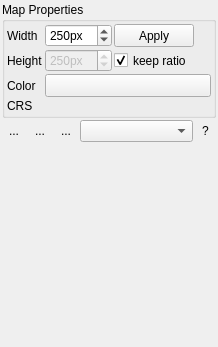
Before: the Qt Designer form timeseriesviewer/ui/mapviewdock.ui in jakimowb/eo-time-series-viewer, drawn with Qt 5.
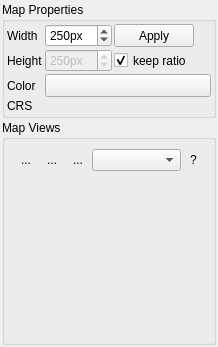
After: the same form once the commit is applied. Icons and pictures are not drawn. Custom widgets are drawn as their Qt base class.

Commit message: better screenshot updates refactoring MapView dock

Diff of the .ui file:
```diff
--- a/timeseriesviewer/ui/mapviewdock.ui
+++ b/timeseriesviewer/ui/mapviewdock.ui
@@ -12,8 +12,8 @@
   </property>
   <property name="minimumSize">
    <size>
-    <width>170</width>
-    <height>72</height>
+    <width>190</width>
+    <height>171</height>
    </size>
   </property>
   <property name="windowTitle">
@@ -322,6 +322,24 @@
      </widget>
     </item>
     <item>
+     <widget class="QgsCollapsibleGroupBox" name="gbMapViews">
+      <property name="sizePolicy">
+       <sizepolicy hsizetype="Preferred" vsizetype="Preferred">
+        <horstretch>0</horstretch>
+        <verstretch>1</verstretch>
+       </sizepolicy>
+      </property>
+      <property name="minimumSize">
+       <size>
+        <width>0</width>
+        <height>0</height>
+       </size>
+      </property>
+      <property name="title">
+       <string>Map Views</string>
+      </property>
+      <layout class="QVBoxLayout" name="verticalLayout_2">
+       <item>
      <widget class="QFrame" name="BVButtonList">
       <property name="sizePolicy">
        <sizepolicy hsizetype="Preferred" vsizetype="Preferred">
@@ -477,6 +495,22 @@
        </size>
       </property>
      </widget>
+       </item>
+      </layout>
+     </widget>
+    </item>
+    <item>
+     <spacer name="verticalSpacer">
+      <property name="orientation">
+       <enum>Qt::Vertical</enum>
+      </property>
+      <property name="sizeHint" stdset="0">
+       <size>
+        <width>20</width>
+        <height>0</height>
+       </size>
+      </property>
+     </spacer>
     </item>
    </layout>
   </widget>
```
Left out of the diff: 12 changed lines with no effect on the pictures. Lines whose indentation alone changed are shown as unchanged. The commit also changes 18 other files.
